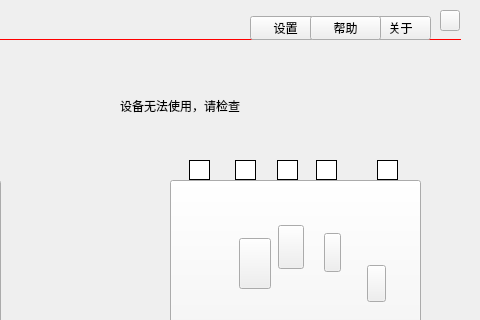
Before: the Qt Designer form SysSafe-kylin/mainwindow.ui in gessd/whh, drawn with Qt 5; both pictures show x 320 to 800 and y 0 to 320 of the 800 by 480 pixel window.
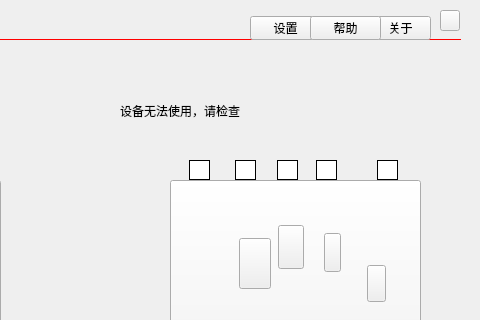
After: the same form once the commit is applied. Icons and pictures are not drawn.

Commit message: 设备状态

```diff
--- a/SysSafe-kylin/mainwindow.ui
+++ b/SysSafe-kylin/mainwindow.ui
@@ -590,7 +590,7 @@
         <x>420</x>
         <y>40</y>
         <width>291</width>
-        <height>31</height>
+        <height>41</height>
        </rect>
       </property>
       <property name="text">
```
The commit also changes 1 other file.
